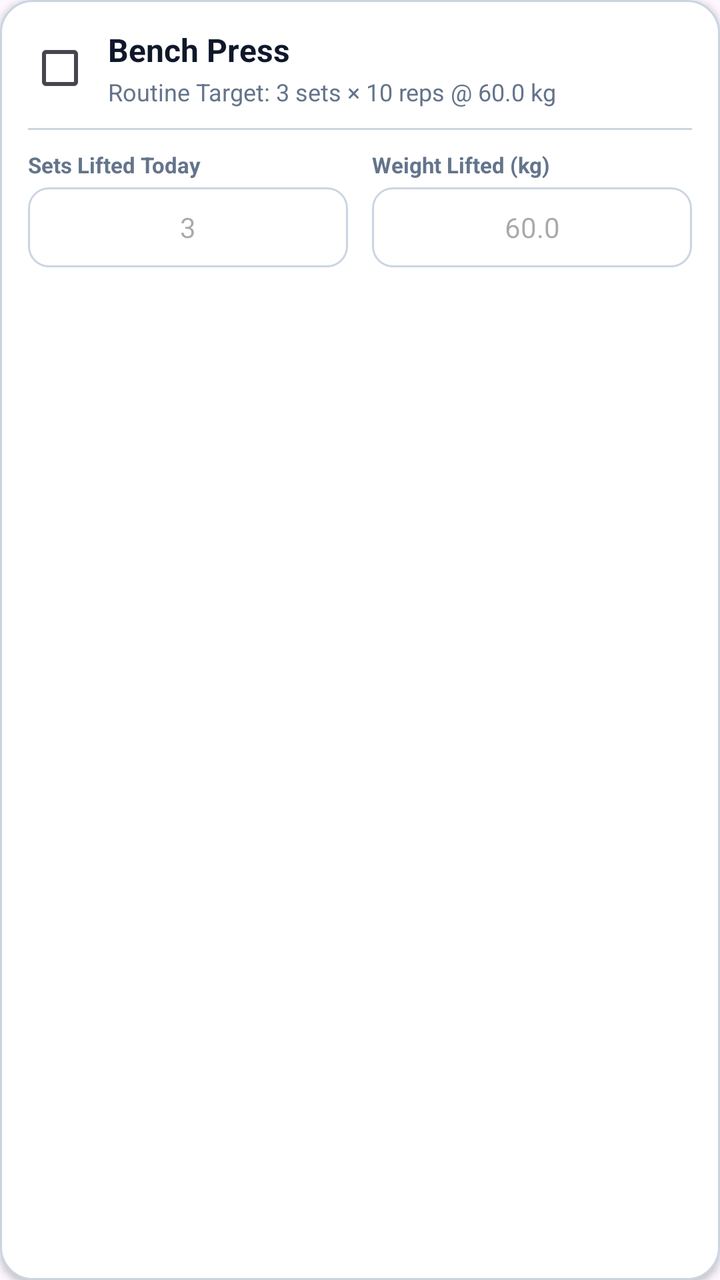
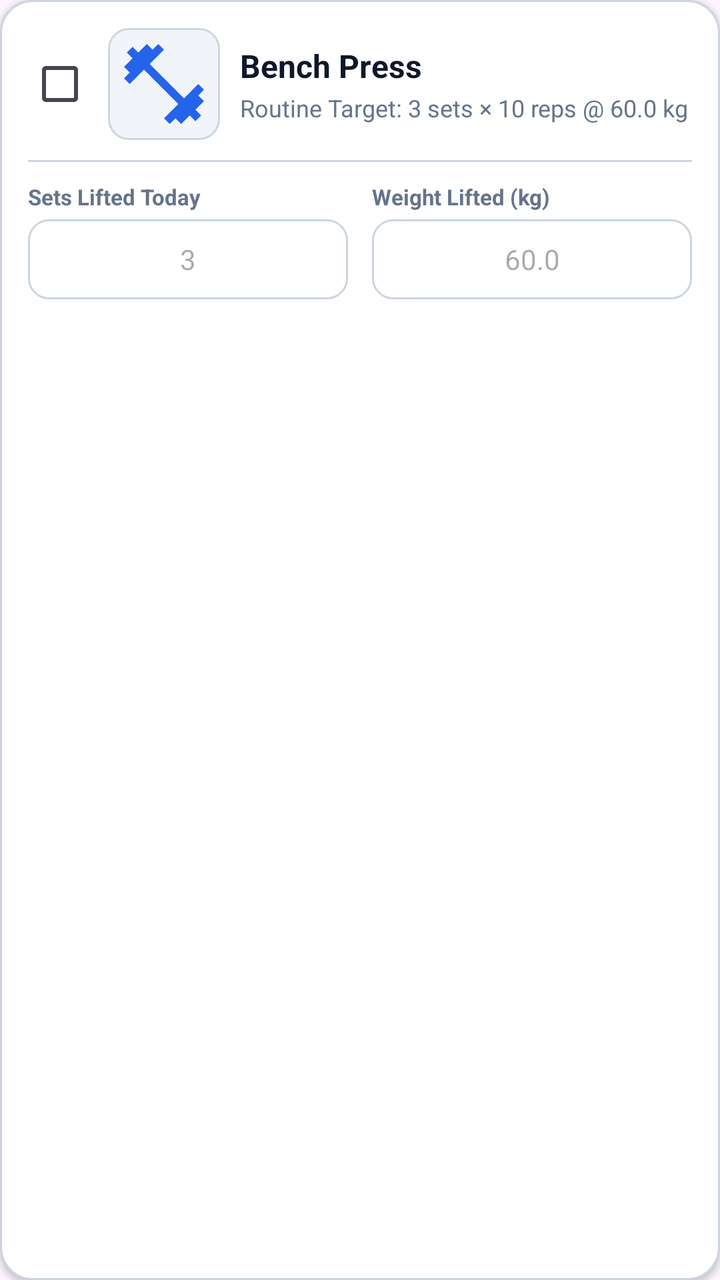

Compare the two renders of this Android layout. The source of the first and the diff that turns it into the second are given below.
<!-- AndroidManifest.xml: application theme Theme.FitTrack -->
<!-- res/layout/item_active_exercise.xml -->
<?xml version="1.0" encoding="utf-8"?>
<LinearLayout xmlns:android="http://schemas.android.com/apk/res/android"
    android:id="@+id/llActiveExerciseCard"
    android:layout_width="match_parent"
    android:layout_height="wrap_content"
    android:layout_marginBottom="12dp"
    android:background="@drawable/bg_card"
    android:elevation="2dp"
    android:orientation="vertical"
    android:padding="14dp">

    
    <LinearLayout
        android:layout_width="match_parent"
        android:layout_height="wrap_content"
        android:gravity="center_vertical"
        android:orientation="horizontal">

        <CheckBox
            android:id="@+id/cbExerciseDone"
            android:layout_width="wrap_content"
            android:layout_height="wrap_content"
            android:minWidth="0dp"
            android:minHeight="0dp" />

        <LinearLayout
            android:layout_width="0dp"
            android:layout_height="wrap_content"
            android:layout_marginStart="8dp"
            android:layout_weight="1"
            android:orientation="vertical">

            <TextView
                android:id="@+id/tvActiveExerciseName"
                android:layout_width="wrap_content"
                android:layout_height="wrap_content"
                android:text="Bench Press"
                android:textColor="@color/text_primary"
                android:textSize="16sp"
                android:textStyle="bold" />

            <TextView
                android:id="@+id/tvTargetInfo"
                android:layout_width="wrap_content"
                android:layout_height="wrap_content"
                android:layout_marginTop="2dp"
                android:text="Routine Target: 3 sets × 10 reps @ 60.0 kg"
                android:textColor="@color/text_secondary"
                android:textSize="12sp" />

        </LinearLayout>

        <TextView
            android:id="@+id/tvDoneBadge"
            android:layout_width="wrap_content"
            android:layout_height="wrap_content"
            android:background="@drawable/bg_badge_success"
            android:paddingStart="8dp"
            android:paddingTop="3dp"
            android:paddingEnd="8dp"
            android:paddingBottom="3dp"
            android:text="✓ DONE"
            android:textColor="@color/accent"
            android:textSize="11sp"
            android:textStyle="bold"
            android:visibility="gone" />

    </LinearLayout>

    
    <View
        android:layout_width="match_parent"
        android:layout_height="1dp"
        android:layout_marginTop="10dp"
        android:layout_marginBottom="10dp"
        android:background="@color/border" />

    
    <LinearLayout
        android:layout_width="match_parent"
        android:layout_height="wrap_content"
        android:gravity="center_vertical"
        android:orientation="horizontal">

        
        <LinearLayout
            android:layout_width="0dp"
            android:layout_height="wrap_content"
            android:layout_weight="1"
            android:orientation="vertical">

            <TextView
                android:layout_width="wrap_content"
                android:layout_height="wrap_content"
                android:text="Sets Lifted Today"
                android:textColor="@color/text_secondary"
                android:textSize="11sp"
                android:textStyle="bold" />

            <EditText
                android:id="@+id/etActiveSets"
                android:layout_width="match_parent"
                android:layout_height="40dp"
                android:layout_marginTop="4dp"
                android:background="@drawable/bg_input"
                android:gravity="center"
                android:hint="3"
                android:inputType="number"
                android:textColor="@color/text_primary"
                android:textSize="14sp" />
        </LinearLayout>

        
        <View
            android:layout_width="12dp"
            android:layout_height="1dp" />

        
        <LinearLayout
            android:layout_width="0dp"
            android:layout_height="wrap_content"
            android:layout_weight="1"
            android:orientation="vertical">

            <TextView
                android:layout_width="wrap_content"
                android:layout_height="wrap_content"
                android:text="Weight Lifted (kg)"
                android:textColor="@color/text_secondary"
                android:textSize="11sp"
                android:textStyle="bold" />

            <EditText
                android:id="@+id/etActiveWeight"
                android:layout_width="match_parent"
                android:layout_height="40dp"
                android:layout_marginTop="4dp"
                android:background="@drawable/bg_input"
                android:gravity="center"
                android:hint="60.0"
                android:inputType="numberDecimal"
                android:textColor="@color/text_primary"
                android:textSize="14sp" />
        </LinearLayout>

    </LinearLayout>

</LinearLayout>
<!-- resources referenced by this layout -->
<resources>
  <color name="accent">#10B981</color>
  <color name="border">#CBD5E1</color>
  <color name="text_primary">#0F172A</color>
  <color name="text_secondary">#64748B</color>
  <!-- drawable bg_badge_success (drawable) -->
  <?xml version="1.0" encoding="utf-8"?>
  <shape xmlns:android="http://schemas.android.com/apk/res/android"
      android:shape="rectangle">
      <solid android:color="#DCFCE7" />
      <corners android:radius="12dp" />
      <stroke android:width="1dp" android:color="#86EFAC" />
  </shape>
  <!-- drawable bg_card (drawable) -->
  <?xml version="1.0" encoding="utf-8"?>
  <shape xmlns:android="http://schemas.android.com/apk/res/android"
      android:shape="rectangle">
      <solid android:color="@color/surface" />
      <corners android:radius="16dp" />
      <stroke android:width="1dp" android:color="@color/border" />
  </shape>
  <!-- drawable bg_input (drawable) -->
  <?xml version="1.0" encoding="utf-8"?>
  <shape xmlns:android="http://schemas.android.com/apk/res/android"
      android:shape="rectangle">
      <solid android:color="@color/surface" />
      <corners android:radius="10dp" />
      <stroke android:width="1dp" android:color="@color/border" />
  </shape>
  <style name="Theme.FitTrack" parent="Base.Theme.FitTrack" />
  <color name="surface">#FFFFFF</color>
  <style name="Base.Theme.FitTrack" parent="Theme.Material3.DayNight.NoActionBar">
          
          
      </style>
</resources>

<!-- the commit's change to res/layout/item_active_exercise.xml (unified diff, before → after) -->
@@ -23,10 +23,22 @@
             android:minWidth="0dp"
             android:minHeight="0dp" />
 
+        <ImageView
+            android:id="@+id/ivActiveExerciseThumb"
+            android:layout_width="56dp"
+            android:layout_height="56dp"
+            android:layout_marginStart="8dp"
+            android:background="@drawable/bg_exercise_thumb"
+            android:clipToOutline="true"
+            android:contentDescription="Exercise thumbnail"
+            android:padding="4dp"
+            android:scaleType="centerInside"
+            android:src="@drawable/ic_fitness_center" />
+
         <LinearLayout
             android:layout_width="0dp"
             android:layout_height="wrap_content"
-            android:layout_marginStart="8dp"
+            android:layout_marginStart="10dp"
             android:layout_weight="1"
             android:orientation="vertical">
 
<!-- resource entries referenced after the edit -->
@@ -20,6 +20,16 @@
       <corners android:radius="16dp" />
       <stroke android:width="1dp" android:color="@color/border" />
   </shape>
+  <!-- drawable bg_exercise_thumb (drawable) -->
+  <?xml version="1.0" encoding="utf-8"?>
+  <shape xmlns:android="http://schemas.android.com/apk/res/android"
+      android:shape="rectangle">
+      <solid android:color="@color/bg_light" />
+      <corners android:radius="10dp" />
+      <stroke
+          android:width="1dp"
+          android:color="@color/border" />
+  </shape>
   <!-- drawable bg_input (drawable) -->
   <?xml version="1.0" encoding="utf-8"?>
   <shape xmlns:android="http://schemas.android.com/apk/res/android"
@@ -28,8 +38,21 @@
       <corners android:radius="10dp" />
       <stroke android:width="1dp" android:color="@color/border" />
   </shape>
+  <!-- drawable ic_fitness_center (drawable) -->
+  <vector xmlns:android="http://schemas.android.com/apk/res/android"
+      android:width="48dp"
+      android:height="48dp"
+      android:viewportWidth="24"
+      android:viewportHeight="24"
+      android:tint="@color/primary">
+      <path
+          android:fillColor="@android:color/white"
+          android:pathData="M20.57,14.86L22,13.43L20.57,12L17,15.57L8.43,7L12,3.43L10.57,2L9.14,3.43L7.71,2L5.57,4.14L4.14,2.71L2.71,4.14L4.14,5.57L2,7.71L3.43,9.14L2,10.57L3.43,12L7,8.43L15.57,17L12,20.57L13.43,22L14.86,20.57L16.29,22L18.43,19.86L19.86,21.29L21.29,19.86L19.86,18.43L22,16.29L20.57,14.86Z"/>
+  </vector>
   <style name="Theme.FitTrack" parent="Base.Theme.FitTrack" />
   <color name="surface">#FFFFFF</color>
+  <color name="bg_light">#F1F5F9</color>
+  <color name="primary">#2563EB</color>
   <style name="Base.Theme.FitTrack" parent="Theme.Material3.DayNight.NoActionBar">
           
           
